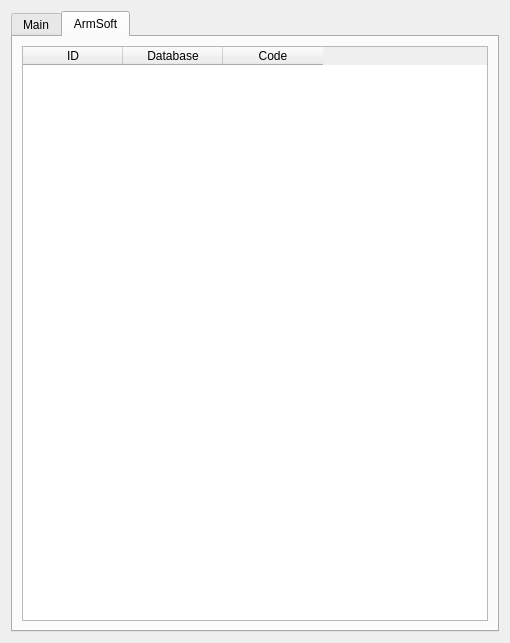
First picture: the form in Editors/ce5partner.ui, repository End1-1/Cafe5, before the edit.
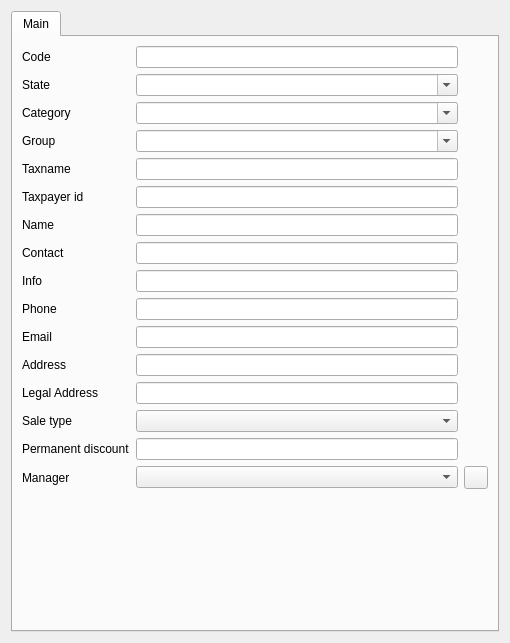
Second picture: the form after the edit. The open tabs and pages were chosen to show the change. Icons and pictures are not drawn. Custom widgets are drawn as their Qt base class.

Diff of the .ui file:
```diff
--- a/Editors/ce5partner.ui
+++ b/Editors/ce5partner.ui
@@ -364,38 +364,6 @@
        </item>
       </layout>
      </widget>
-     <widget class="QWidget" name="tab_2">
-      <attribute name="title">
-       <string>ArmSoft</string>
-      </attribute>
-      <layout class="QHBoxLayout" name="horizontalLayout">
-       <item>
-        <widget class="C5TableWidget" name="tblAs">
-         <property name="editTriggers">
-          <set>QAbstractItemView::EditTrigger::NoEditTriggers</set>
-         </property>
-         <property name="selectionMode">
-          <enum>QAbstractItemView::SelectionMode::NoSelection</enum>
-         </property>
-         <column>
-          <property name="text">
-           <string>ID</string>
-          </property>
-         </column>
-         <column>
-          <property name="text">
-           <string>Database</string>
-          </property>
-         </column>
-         <column>
-          <property name="text">
-           <string>Code</string>
-          </property>
-         </column>
-        </widget>
-       </item>
-      </layout>
-     </widget>
     </widget>
    </item>
   </layout>
@@ -406,11 +374,6 @@
    <extends>QLineEdit</extends>
    <header location="global">c5lineeditwithselector.h</header>
   </customwidget>
-  <customwidget>
-   <class>C5TableWidget</class>
-   <extends>QTableWidget</extends>
-   <header location="global">c5tablewidget.h</header>
-  </customwidget>
   <customwidget>
    <class>C5ComboBox</class>
    <extends>QComboBox</extends>
```
Left out of the diff: 22 changed lines with no effect on the pictures.
